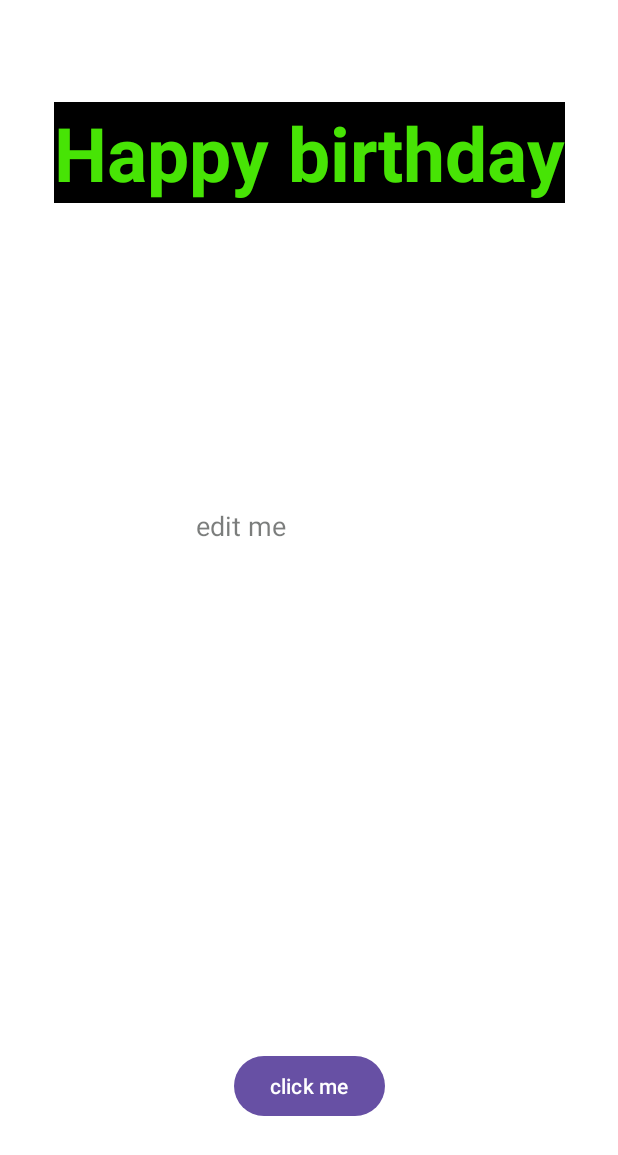
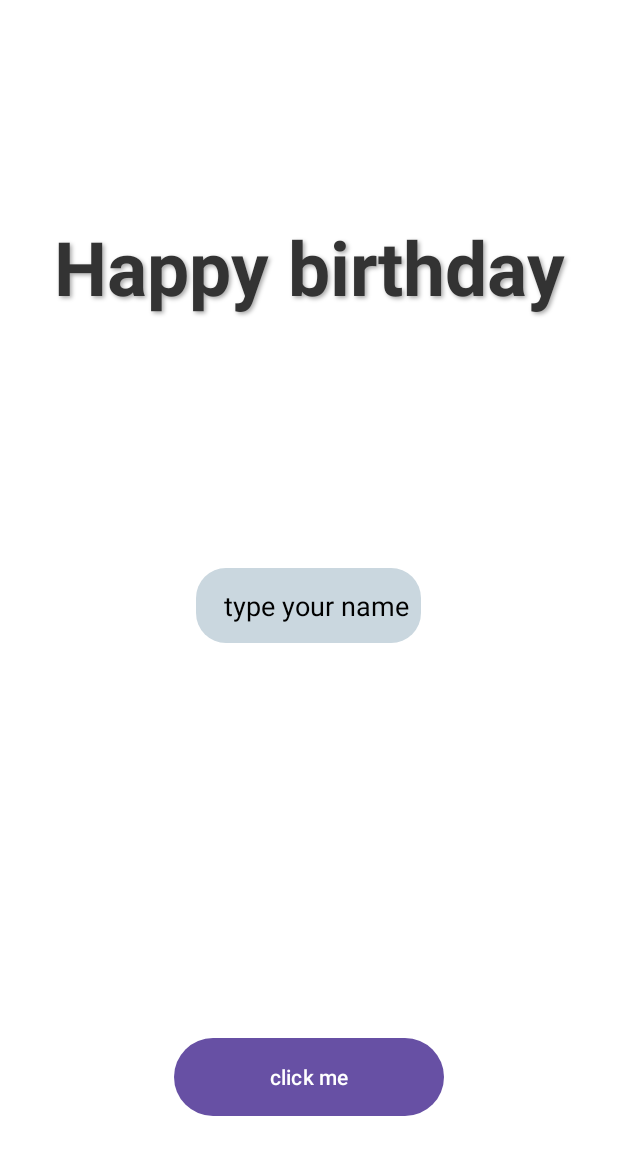
Before and after one commit to avelon1A/happy_birthday, an Android app: the screen it shows after launch (MainActivity), after a tap on "click me", on a phone screen of 412 x 824 dp. Shown: the top 1155 px of the screen. Run offline under Robolectric (Android 15) with nearby library versions, the phone set to English and light mode, and no system bars.

Commit message:
adjust text and button color

```diff
--- a/app/src/main/java/com/example/happybirthday/MainActivity.kt
+++ b/app/src/main/java/com/example/happybirthday/MainActivity.kt
@@ -18,7 +18,14 @@ class MainActivity : AppCompatActivity() {
 
         showToastButton.setOnClickListener {
             val name = nameInput.text.toString()
-            Toast.makeText(this, "button clicked and your name is $name", Toast.LENGTH_SHORT).show()
+            if (name.isNotEmpty()) {
+                Toast.makeText(this, "button clicked and your name is $name", Toast.LENGTH_SHORT)
+                    .show()
+            }
+            else{
+                Toast.makeText(this, "please enter your name", Toast.LENGTH_SHORT)
+                    .show()
             }
         }
     }
+}
--- /dev/null
+++ b/app/src/main/res/drawable/rounded_background.xml
@@ -0,0 +1,8 @@
+<?xml version="1.0" encoding="utf-8"?>
+<selector xmlns:android="http://schemas.android.com/apk/res/android">
+    <shape xmlns:android="http://schemas.android.com/apk/res/android"
+        android:shape="rectangle">
+        <corners android:radius="8dp"/> <!-- Adjust the radius as needed -->
+        <solid android:color="#FFDDDD"/> <!-- Background color -->
+    </shape>
+</selector>
--- /dev/null
+++ b/app/src/main/res/drawable/shapes.xml
@@ -0,0 +1,7 @@
+<?xml version="1.0" encoding="utf-8"?>
+<shape xmlns:android="http://schemas.android.com/apk/res/android"
+    android:shape="rectangle">
+    <solid android:color="@color/white"/>
+    <corners android:radius="20dp"/>
+
+</shape>
--- a/app/src/main/res/layout/activity_main.xml
+++ b/app/src/main/res/layout/activity_main.xml
@@ -10,27 +10,41 @@
 
     <TextView
         android:id="@+id/textView"
-        android:layout_width="wrap_content"
+        android:layout_width="match_parent"
         android:layout_height="wrap_content"
-        android:background="@color/black"
+        android:layout_gravity="center"
+        android:layout_margin="16dp"
+
+        android:layout_marginTop="136dp"
+        android:background="@drawable/rounded_background"
+        android:clickable="true"
+        android:elevation="4dp"
+        android:focusable="true"
+        android:gravity="center"
+        android:padding="16dp"
+        android:shadowColor="#AAAAAA"
+        android:shadowDx="2"
+        android:shadowDy="2"
+        android:shadowRadius="3"
         android:text="Happy birthday"
-        android:textColor="@color/green"
-        android:textSize="50dp"
+        android:textColor="#333333"
+        android:textSize="50sp"
         android:textStyle="bold"
-        app:layout_constraintBottom_toBottomOf="parent"
+        app:layout_constraintBottom_toTopOf="@+id/buttonok"
         app:layout_constraintEnd_toEndOf="parent"
         app:layout_constraintStart_toStartOf="parent"
         app:layout_constraintTop_toTopOf="parent"
-        app:layout_constraintVertical_bias="0.09" />
+        app:layout_constraintVertical_bias="0.201" />
 
     <EditText
         android:id="@+id/nameInput"
         android:layout_width="150dp"
         android:layout_height="50dp"
-        android:background="#63DCE1D9"
-        android:text="@string/edit_me"
-        android:backgroundTint="#FFFFFF"
-        android:textColor="#8F141716"
+        android:background="@drawable/shapes"
+       android:hint="    type your name"
+  android:textColorHint="@color/black"
+        android:backgroundTint="#CAD7DF"
+        android:textColor="#131313"
         app:layout_constraintBottom_toTopOf="@+id/buttonok"
         app:layout_constraintEnd_toEndOf="parent"
         app:layout_constraintHorizontal_bias="0.498"
@@ -40,11 +54,11 @@
 
     <Button
         android:id="@+id/buttonok"
-        android:layout_width="wrap_content"
-        android:layout_height="wrap_content"
+        android:layout_width="180dp"
+        android:layout_height="60dp"
         android:layout_marginBottom="76dp"
         android:text="click me"
-        android:onClick="birthday"
+         android:shadowColor="#FB0000"
         app:layout_constraintBottom_toBottomOf="parent"
         app:layout_constraintEnd_toEndOf="parent"
         app:layout_constraintStart_toStartOf="parent"
```
